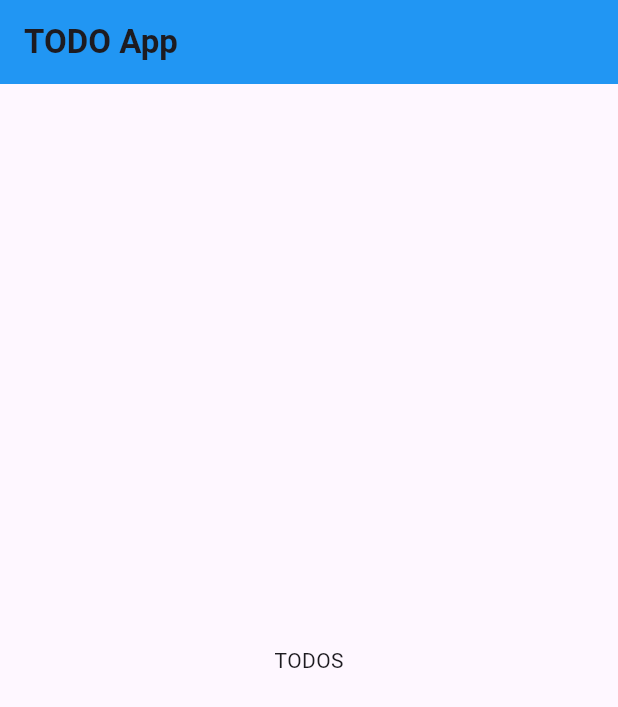
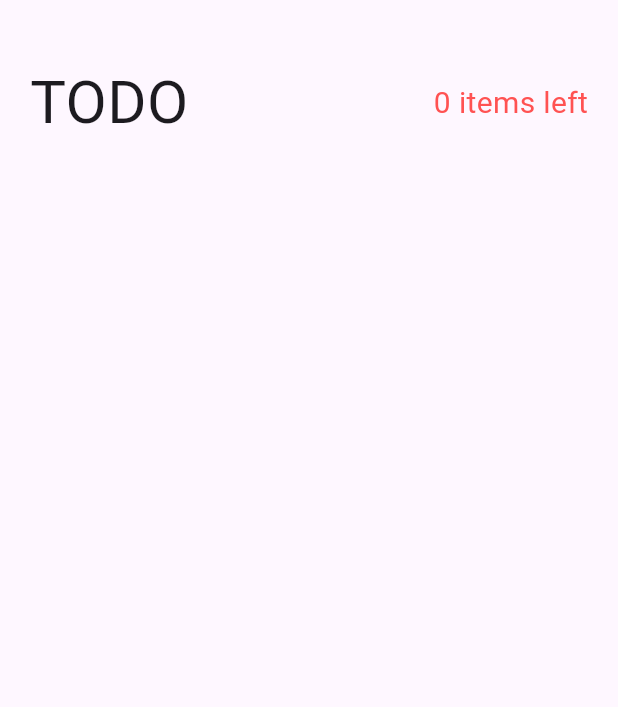
Before and after one commit to LukaszWalencik/todo_cubit, a Flutter app: the screen it shows after launch, on a phone screen of 412 x 824 dp. Shown: the top 707 px of the screen. Run offline on Flutter 3.47's test engine with Material 2 defaults, Android fonts, the phone set to English and light mode, and no system bars; our stand-ins replace bloc, equatable, flutter_bloc.

Commit message:
Remove appbar, add SafeArea and SingleChildScrollView
Create TodoHeader widget, row with two texts

```diff
--- a/lib/pages/todos_page.dart
+++ b/lib/pages/todos_page.dart
@@ -5,17 +5,38 @@ class TodoPage extends StatelessWidget {
 
   @override
   Widget build(BuildContext context) {
-    return Scaffold(
-      appBar: AppBar(
-        backgroundColor: Colors.blue,
-        title: Text(
-          'TODO App',
-          style: TextStyle(fontWeight: FontWeight.bold),
+    return SafeArea(
+      child: Scaffold(
+        body: SingleChildScrollView(
+          child: Padding(
+            padding: const EdgeInsets.symmetric(vertical: 40, horizontal: 20),
+            child: Column(
+              children: [TodoHeader()],
+            ),
+          ),
         ),
-      ),
-      body: Center(
-        child: Text('TODOS'),
       ),
     );
   }
 }
+
+class TodoHeader extends StatelessWidget {
+  const TodoHeader({super.key});
+
+  @override
+  Widget build(BuildContext context) {
+    return Row(
+      mainAxisAlignment: MainAxisAlignment.spaceBetween,
+      children: [
+        Text(
+          'TODO',
+          style: TextStyle(fontSize: 40),
+        ),
+        Text(
+          '0 items left',
+          style: TextStyle(fontSize: 20, color: Colors.redAccent),
+        )
+      ],
+    );
+  }
+}
```
